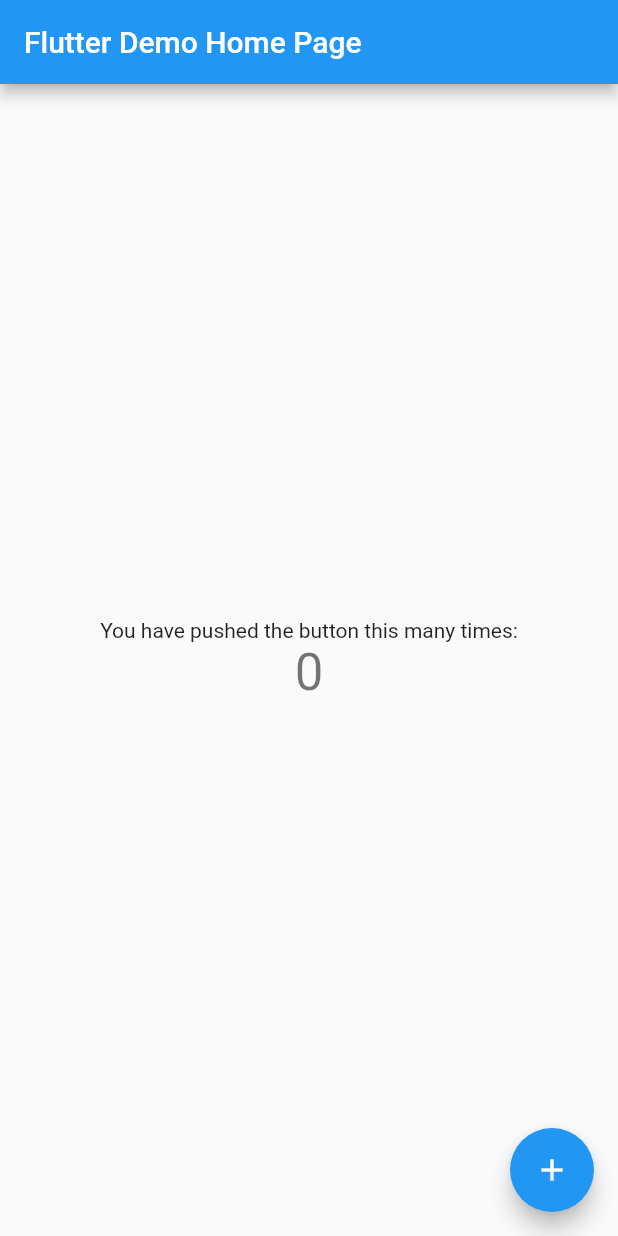
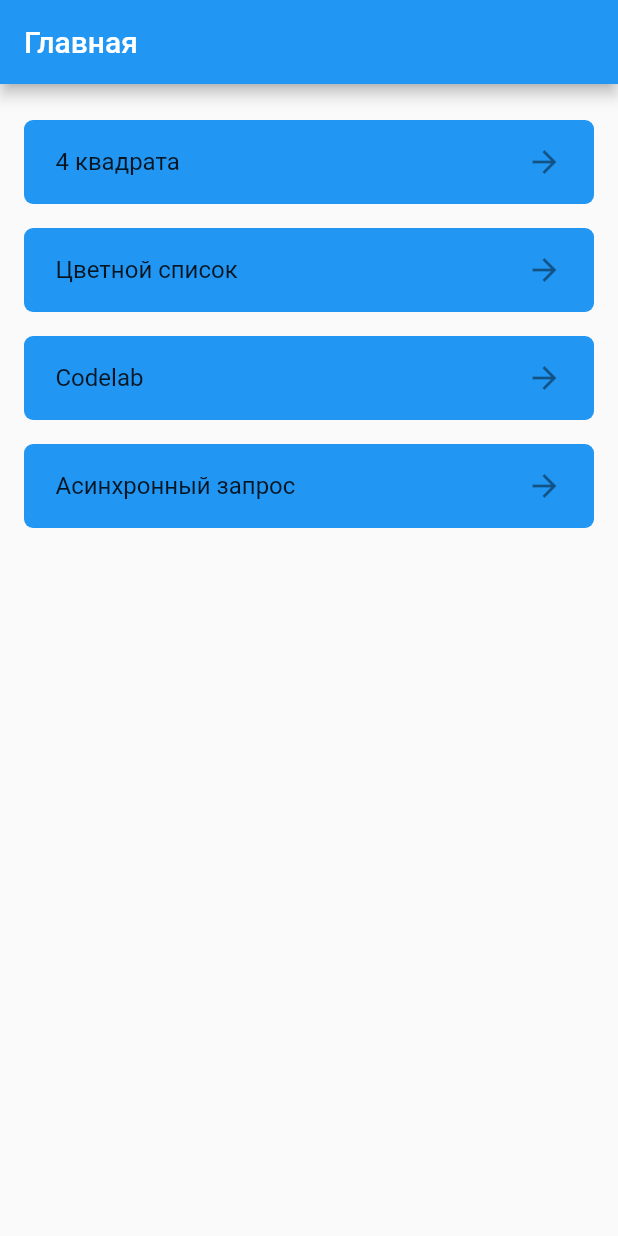
Before and after one commit to TimurKarev/first_bootcamp, a Flutter app: the screen it shows after launch, on a phone screen of 412 x 824 dp. Run offline on Flutter 3.47's test engine with Material 2 defaults, Android fonts, the light colour scheme and no system bars.

Commit message:
feat(lib): add start_page with navigation logic

```diff
--- /dev/null
+++ b/lib/async_request/async_request.dart
@@ -0,0 +1,14 @@
+import 'package:flutter/material.dart';
+
+class AsyncRequestPage extends StatelessWidget {
+  const AsyncRequestPage({Key? key}) : super(key: key);
+
+  @override
+  Widget build(BuildContext context) {
+    return Scaffold(
+      appBar: AppBar(
+        title: Text("Асинхронный запрос"),
+      ),
+    );
+  }
+}
--- a/lib/main.dart
+++ b/lib/main.dart
@@ -1,115 +1,6 @@
+import 'package:first_bootcamp/main_page.dart';
 import 'package:flutter/material.dart';
 
 void main() {
-  runApp(const MyApp());
+  runApp(const MainPage());
 }
-
-class MyApp extends StatelessWidget {
-  const MyApp({Key? key}) : super(key: key);
-
-  // This widget is the root of your application.
-  @override
-  Widget build(BuildContext context) {
-    return MaterialApp(
-      title: 'Flutter Demo',
-      theme: ThemeData(
-        // This is the theme of your application.
-        //
-        // Try running your application with "flutter run". You'll see the
-        // application has a blue toolbar. Then, without quitting the app, try
-        // changing the primarySwatch below to Colors.green and then invoke
-        // "hot reload" (press "r" in the console where you ran "flutter run",
-        // or simply save your changes to "hot reload" in a Flutter IDE).
-        // Notice that the counter didn't reset back to zero; the application
-        // is not restarted.
-        primarySwatch: Colors.blue,
-      ),
-      home: const MyHomePage(title: 'Flutter Demo Home Page'),
-    );
-  }
-}
-
-class MyHomePage extends StatefulWidget {
-  const MyHomePage({Key? key, required this.title}) : super(key: key);
-
-  // This widget is the home page of your application. It is stateful, meaning
-  // that it has a State object (defined below) that contains fields that affect
-  // how it looks.
-
-  // This class is the configuration for the state. It holds the values (in this
-  // case the title) provided by the parent (in this case the App widget) and
-  // used by the build method of the State. Fields in a Widget subclass are
-  // always marked "final".
-
-  final String title;
-
-  @override
-  State<MyHomePage> createState() => _MyHomePageState();
-}
-
-class _MyHomePageState extends State<MyHomePage> {
-  int _counter = 0;
-
-  void _incrementCounter() {
-    setState(() {
-      // This call to setState tells the Flutter framework that something has
-      // changed in this State, which causes it to rerun the build method below
-      // so that the display can reflect the updated values. If we changed
-      // _counter without calling setState(), then the build method would not be
-      // called again, and so nothing would appear to happen.
-      _counter++;
-    });
-  }
-
-  @override
-  Widget build(BuildContext context) {
-    // This method is rerun every time setState is called, for instance as done
-    // by the _incrementCounter method above.
-    //
-    // The Flutter framework has been optimized to make rerunning build methods
-    // fast, so that you can just rebuild anything that needs updating rather
-    // than having to individually change instances of widgets.
-    return Scaffold(
-      appBar: AppBar(
-        // Here we take the value from the MyHomePage object that was created by
-        // the App.build method, and use it to set our appbar title.
-        title: Text(widget.title),
-      ),
-      body: Center(
-        // Center is a layout widget. It takes a single child and positions it
-        // in the middle of the parent.
-        child: Column(
-          // Column is also a layout widget. It takes a list of children and
-          // arranges them vertically. By default, it sizes itself to fit its
-          // children horizontally, and tries to be as tall as its parent.
-          //
-          // Invoke "debug painting" (press "p" in the console, choose the
-          // "Toggle Debug Paint" action from the Flutter Inspector in Android
-          // Studio, or the "Toggle Debug Paint" command in Visual Studio Code)
-          // to see the wireframe for each widget.
-          //
-          // Column has various properties to control how it sizes itself and
-          // how it positions its children. Here we use mainAxisAlignment to
-          // center the children vertically; the main axis here is the vertical
-          // axis because Columns are vertical (the cross axis would be
-          // horizontal).
-          mainAxisAlignment: MainAxisAlignment.center,
-          children: <Widget>[
-            const Text(
-              'You have pushed the button this many times:',
-            ),
-            Text(
-              '$_counter',
-              style: Theme.of(context).textTheme.headline4,
-            ),
-          ],
-        ),
-      ),
-      floatingActionButton: FloatingActionButton(
-        onPressed: _incrementCounter,
-        tooltip: 'Increment',
-        child: const Icon(Icons.add),
-      ), // This trailing comma makes auto-formatting nicer for build methods.
-    );
-  }
-}
--- /dev/null
+++ b/lib/main_page.dart
@@ -0,0 +1,18 @@
+import 'package:first_bootcamp/start_page/start_page.dart';
+import 'package:flutter/material.dart';
+
+class MainPage extends StatelessWidget {
+  const MainPage({Key? key}) : super(key: key);
+
+  // This widget is the root of your application.
+  @override
+  Widget build(BuildContext context) {
+    return MaterialApp(
+      title: 'First bootcamp app',
+      theme: ThemeData(
+        primarySwatch: Colors.blue,
+      ),
+      home: const StartPage(),
+    );
+  }
+}
--- /dev/null
+++ b/lib/start_page/start_page.dart
@@ -0,0 +1,58 @@
+import 'package:first_bootcamp/async_request/async_request.dart';
+import 'package:first_bootcamp/codelab/codelab_page.dart';
+import 'package:first_bootcamp/colored_list/colored_list_page.dart';
+import 'package:first_bootcamp/squares/squares_page.dart';
+import 'package:first_bootcamp/start_page/widgets/start_page_list_tile.dart';
+import 'package:flutter/material.dart';
+
+class StartPage extends StatelessWidget {
+  static const titles = [
+    "4 квадрата",
+    "Цветной список",
+    "Codelab",
+    "Асинхронный запрос",
+  ];
+
+  const StartPage({Key? key}) : super(key: key);
+
+  @override
+  Widget build(BuildContext context) {
+    return Scaffold(
+      appBar: AppBar(
+        title: const Text("Главная"),
+      ),
+      body: Padding(
+        padding: const EdgeInsets.symmetric(
+          horizontal: 8.0,
+          vertical: 16.0,
+        ),
+        child: ListView.builder(
+          itemCount: titles.length,
+          itemBuilder: (context, index) => StartPageListTile(
+            title: titles[index],
+            onTap: () => _onTileTap(context, index),
+          ),
+        ),
+      ),
+    );
+  }
+
+  _onTileTap(BuildContext context, int index) {
+    if (index == 0) {
+      Navigator.push(context,
+          MaterialPageRoute(builder: (context) => const SquaresPage()));
+    }
+    if (index == 1) {
+      Navigator.push(context,
+          MaterialPageRoute(builder: (context) => const ColoredListPage()));
+    }
+    if (index == 2) {
+      Navigator.push(context,
+          MaterialPageRoute(builder: (context) => const CodelabPage()));
+    }
+    if (index == 3) {
+      Navigator.push(context,
+          MaterialPageRoute(builder: (context) => const AsyncRequestPage()));
+    }
+  }
+}
--- /dev/null
+++ b/lib/start_page/widgets/start_page_list_tile.dart
@@ -0,0 +1,34 @@
+import 'package:flutter/material.dart';
+
+class StartPageListTile extends StatelessWidget {
+  const StartPageListTile({
+    Key? key,
+    required this.title,
+    required this.onTap,
+  }) : super(key: key);
+
+  final String title;
+  final VoidCallback onTap;
+
+  @override
+  Widget build(BuildContext context) {
+    return Padding(
+      padding: const EdgeInsets.all(8.0),
+      child: ListTile(
+        tileColor: Colors.blue,
+        shape: const RoundedRectangleBorder(
+          borderRadius: BorderRadius.all(
+            Radius.circular(6.0),
+          ),
+        ),
+        contentPadding: const EdgeInsets.symmetric(
+          horizontal: 21.0,
+          //vertical: 5.0,
+        ),
+        title: Text(title),
+        trailing: const Icon(Icons.arrow_forward),
+        onTap: onTap,
+      ),
+    );
+  }
+}
```
Also changed, not shown: lib/codelab/codelab_page.dart (added, +14 -0 lines), lib/colored_list/colored_list_page.dart (added, +14 -0 lines), lib/squares/squares_page.dart (added, +14 -0 lines), 1 other file.
